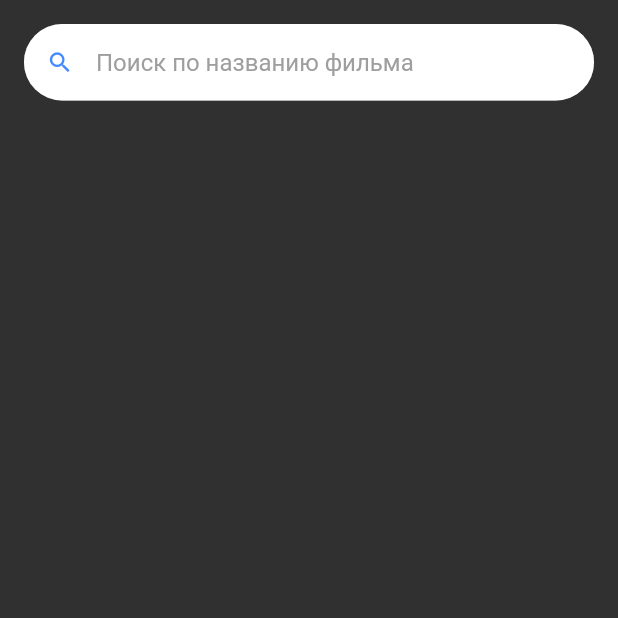
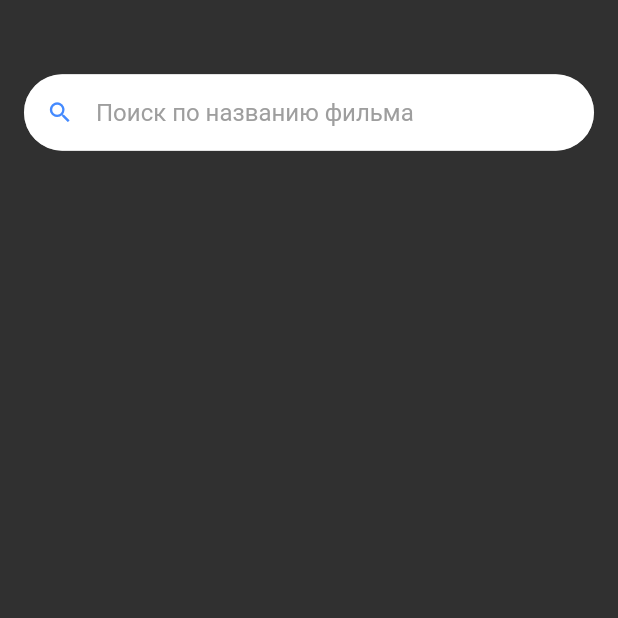
Before and after one commit to thematver/themoviedb, a Flutter app: the screen it shows after launch, on a phone screen of 412 x 824 dp, the top half of it. Run offline on Flutter 3.47's test engine with Material 2 defaults, Android fonts, the phone set to English and light mode, and no system bars; network calls fail.

Commit message:
Закончил с версткой

```diff
--- a/lib/services/network_client.dart
+++ b/lib/services/network_client.dart
@@ -1,6 +1,5 @@
 import 'dart:convert';
 
-import 'package:flutter/foundation.dart';
 import 'package:themoviedb/model/movie.dart';
 import 'package:http/http.dart' as http;
 import 'package:themoviedb/view/view.dart';
--- a/lib/view/screens/movies/movies.dart
+++ b/lib/view/screens/movies/movies.dart
@@ -2,7 +2,7 @@ import 'package:flutter/material.dart';
 import 'package:themoviedb/model/movie.dart';
 import 'package:themoviedb/services/network_client.dart';
 import 'package:themoviedb/view/widgets/move_tile.dart';
-import 'package:themoviedb/view/widgets/stubs/request_error.dart';
+import 'package:themoviedb/view/widgets/search_appbar.dart';
 import 'package:themoviedb/view/widgets/widgets.dart';
 
 class MoviesScreen extends StatefulWidget {
@@ -32,26 +32,18 @@ class _MoviesScreenState extends State<MoviesScreen> {
     );
   }
 
-  void onSearchEntered(String? term) {
-    setState(
-      () {
-        searchTerm = term;
-      },
-    );
-  }
-
   @override
   Widget build(BuildContext context) {
     return Scaffold(
+      appBar: const SearchAppBar(),
       body: SafeArea(
         child: Padding(
-          padding: const EdgeInsets.all(16.0),
+          padding: const EdgeInsets.symmetric(horizontal: 16),
           child: Column(
             mainAxisSize: MainAxisSize.min,
             mainAxisAlignment: MainAxisAlignment.center,
             crossAxisAlignment: CrossAxisAlignment.center,
             children: [
-              SearchInput(onEntered: onSearchEntered),
               Expanded(
                 child: _MoviesList(
                   movies: movies,
--- /dev/null
+++ b/lib/view/widgets/search_appbar.dart
@@ -0,0 +1,37 @@
+import 'package:flutter/material.dart';
+import 'package:themoviedb/view/widgets/widgets.dart';
+
+class SearchAppBar extends StatefulWidget implements PreferredSizeWidget {
+  const SearchAppBar({Key? key}) : super(key: key);
+
+  @override
+  Size get preferredSize => const Size.fromHeight(150);
+
+  @override
+  State<SearchAppBar> createState() => _SearchAppBarState();
+}
+
+class _SearchAppBarState extends State<SearchAppBar> {
+  String? searchTerm = "";
+
+  void onSearch(String? term) {
+    setState(
+      () {
+        searchTerm = term;
+      },
+    );
+  }
+
+  @override
+  Widget build(BuildContext context) {
+    return SizedBox(
+      height: widget.preferredSize.height,
+      child: AppBar(
+        backgroundColor: Theme.of(context).scaffoldBackgroundColor,
+        toolbarHeight: 150,
+        title: SearchInput(onEntered: onSearch),
+        elevation: searchTerm != null && searchTerm!.isNotEmpty ? 4 : 0,
+      ),
+    );
+  }
+}
--- a/lib/view/widgets/search_input.dart
+++ b/lib/view/widgets/search_input.dart
@@ -34,7 +34,7 @@ class _SearchInputState extends State<SearchInput> {
   Widget build(BuildContext context) {
     return TextField(
       controller: _textEditingController,
-      onSubmitted: widget.onEntered,
+      onChanged: widget.onEntered,
       cursorColor: Theme.of(context).iconTheme.color,
       decoration: InputDecoration(
         isDense: true,
@@ -47,6 +47,7 @@ class _SearchInputState extends State<SearchInput> {
                 highlightColor: Colors.transparent,
                 onPressed: () {
                   _textEditingController.clear();
+                  widget.onEntered("");
                 },
               )
             : null,
```
Also changed, not shown: lib/view/widgets/move_tile.dart (+9 -1 lines).
